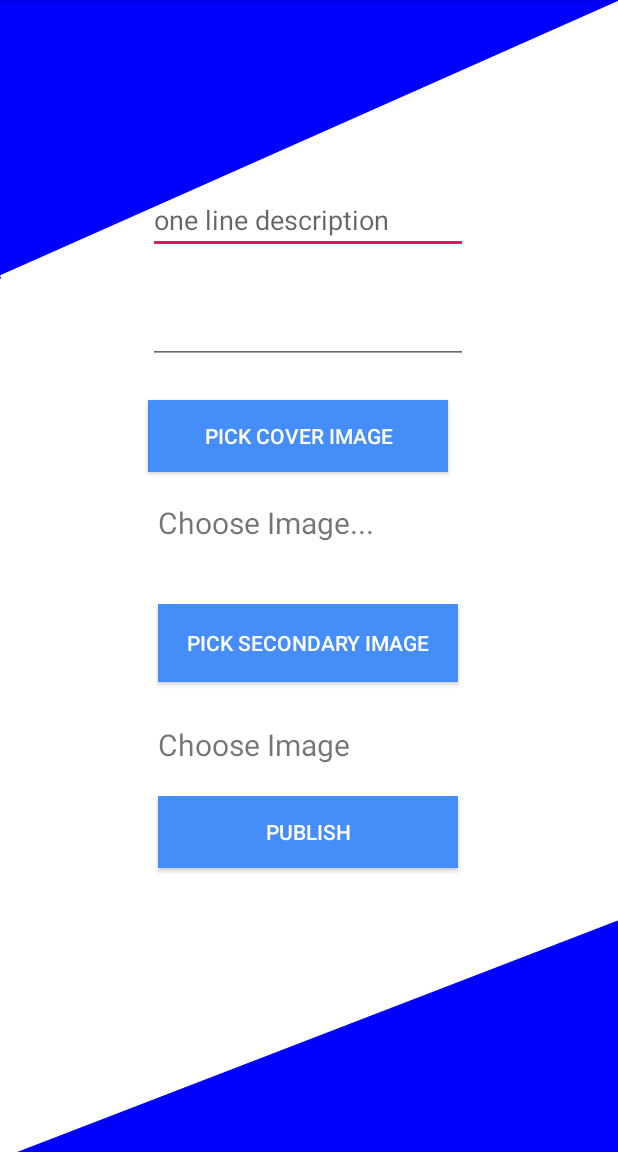
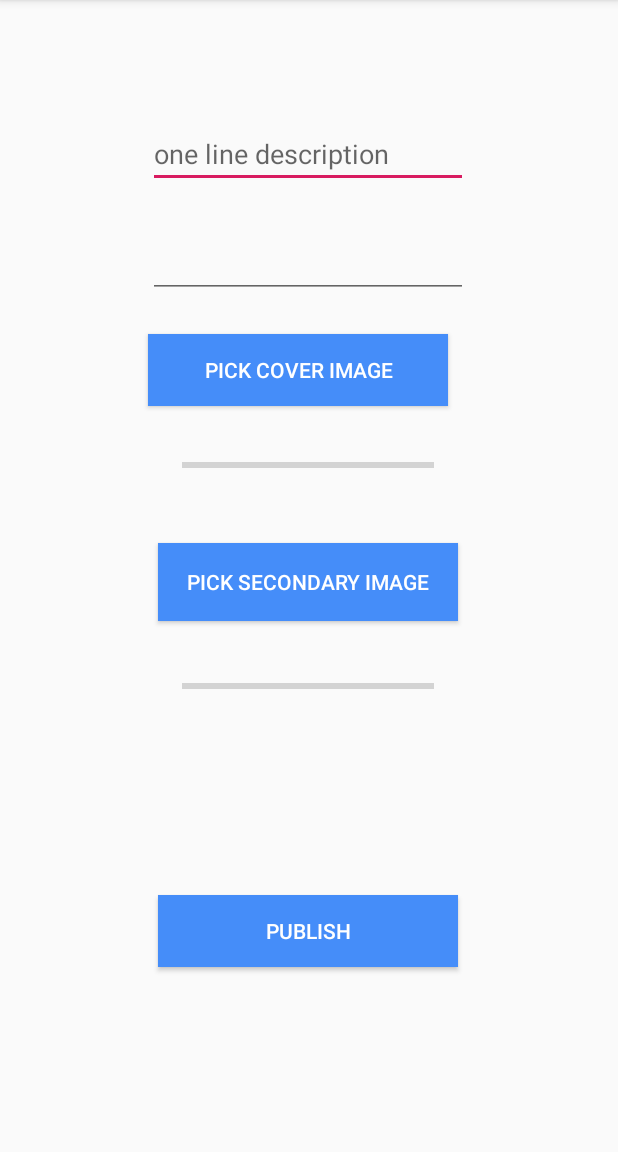
Before and after one commit to preet-dabre/EventPanaroma, an Android app: the CreateEvent2 screen opened directly, with no data from a screen before it, on a phone screen of 412 x 824 dp, the part 84-1236 px from its top. Run offline under Robolectric (Android 15) with nearby library versions, the phone set to English and light mode, and no system bars; our stand-ins replace Firebase (no records; nobody signed in at launch, a user with empty details on screens opened directly).

Commit message:
Second commit

```diff
--- a/app/src/main/res/layout/activity_create_event2.xml
+++ b/app/src/main/res/layout/activity_create_event2.xml
@@ -4,7 +4,6 @@
     xmlns:tools="http://schemas.android.com/tools"
     android:layout_width="match_parent"
     android:layout_height="match_parent"
-    android:background="@drawable/main_activity_without_title"
     tools:context=".CreateEvent2">
 
     <EditText
@@ -13,7 +12,7 @@
         android:layout_height="wrap_content"
         android:layout_marginStart="8dp"
         android:layout_marginLeft="8dp"
-        android:layout_marginTop="124dp"
+        android:layout_marginTop="80dp"
         android:layout_marginEnd="8dp"
         android:layout_marginRight="8dp"
         android:ems="10"
@@ -57,22 +56,6 @@
         app:layout_constraintStart_toStartOf="parent"
         app:layout_constraintTop_toBottomOf="@+id/event_brief_description" />
 
-    <TextView
-        android:id="@+id/image_status"
-        android:layout_width="200dp"
-        android:layout_height="40dp"
-        android:layout_marginStart="8dp"
-        android:layout_marginLeft="8dp"
-        android:layout_marginTop="20dp"
-        android:layout_marginEnd="8dp"
-        android:layout_marginRight="8dp"
-        android:text="Choose Image..."
-        android:textSize="20sp"
-        app:layout_constraintEnd_toEndOf="parent"
-        app:layout_constraintHorizontal_bias="0.497"
-        app:layout_constraintStart_toStartOf="parent"
-        app:layout_constraintTop_toBottomOf="@+id/image_button" />
-
     <Button
         android:id="@+id/publish_event"
         android:layout_width="200dp"
@@ -90,8 +73,7 @@
         app:layout_constraintEnd_toEndOf="parent"
         app:layout_constraintHorizontal_bias="0.497"
         app:layout_constraintStart_toStartOf="parent"
-        app:layout_constraintTop_toBottomOf="@+id/image_status2"
-        app:layout_constraintVertical_bias="0.0" />
+        app:layout_constraintTop_toBottomOf="@+id/images_progress" />
 
     <Button
         android:id="@+id/image_button2"
@@ -99,28 +81,42 @@
         android:layout_height="52dp"
         android:layout_marginStart="8dp"
         android:layout_marginLeft="8dp"
-        android:layout_marginTop="28dp"
+        android:layout_marginTop="36dp"
         android:layout_marginEnd="8dp"
         android:layout_marginRight="8dp"
         android:background="#458df9"
         android:text="PICK Secondary Image"
         android:textColor="@android:color/white"
         app:layout_constraintEnd_toEndOf="parent"
-        app:layout_constraintHorizontal_bias="0.498"
+        app:layout_constraintHorizontal_bias="0.497"
         app:layout_constraintStart_toStartOf="parent"
-        app:layout_constraintTop_toBottomOf="@+id/image_status" />
+        app:layout_constraintTop_toBottomOf="@+id/imagep_progress" />
 
-    <TextView
-        android:id="@+id/image_status2"
-        android:layout_width="200dp"
-        android:layout_height="40dp"
+    <ProgressBar
+        android:id="@+id/imagep_progress"
+        style="?android:attr/progressBarStyleHorizontal"
+        android:layout_width="168dp"
+        android:layout_height="31dp"
+        android:layout_marginStart="8dp"
+        android:layout_marginLeft="8dp"
+        android:layout_marginTop="24dp"
+        android:layout_marginEnd="8dp"
+        android:layout_marginRight="8dp"
+        app:layout_constraintEnd_toEndOf="parent"
+        app:layout_constraintHorizontal_bias="0.497"
+        app:layout_constraintStart_toStartOf="parent"
+        app:layout_constraintTop_toBottomOf="@+id/image_button" />
+
+    <ProgressBar
+        android:id="@+id/images_progress"
+        style="?android:attr/progressBarStyleHorizontal"
+        android:layout_width="168dp"
+        android:layout_height="31dp"
         android:layout_marginStart="8dp"
         android:layout_marginLeft="8dp"
         android:layout_marginTop="28dp"
         android:layout_marginEnd="8dp"
         android:layout_marginRight="8dp"
-        android:text="Choose Image"
-        android:textSize="20sp"
         app:layout_constraintEnd_toEndOf="parent"
         app:layout_constraintHorizontal_bias="0.497"
         app:layout_constraintStart_toStartOf="parent"
--- a/app/src/main/res/layout/activity_create_events.xml
+++ b/app/src/main/res/layout/activity_create_events.xml
@@ -5,7 +5,6 @@
     xmlns:tools="http://schemas.android.com/tools"
     android:layout_width="match_parent"
     android:layout_height="match_parent"
-    android:background="@drawable/main_activity_without_title"
     tools:context=".CreateEvents">
 
     <Button
@@ -36,8 +35,6 @@
         android:ems="10"
         android:hint="Title"
         android:inputType="textPersonName"
-        android:textColor="@android:color/white"
-        android:textColorHint="@android:color/white"
         app:layout_constraintEnd_toEndOf="parent"
         app:layout_constraintHorizontal_bias="0.464"
         app:layout_constraintStart_toStartOf="parent"
```
Also changed, not shown: app/src/main/java/com/example/aarohi/eventpanaroma/CreateEvent2.kt (+19 -19 lines).
